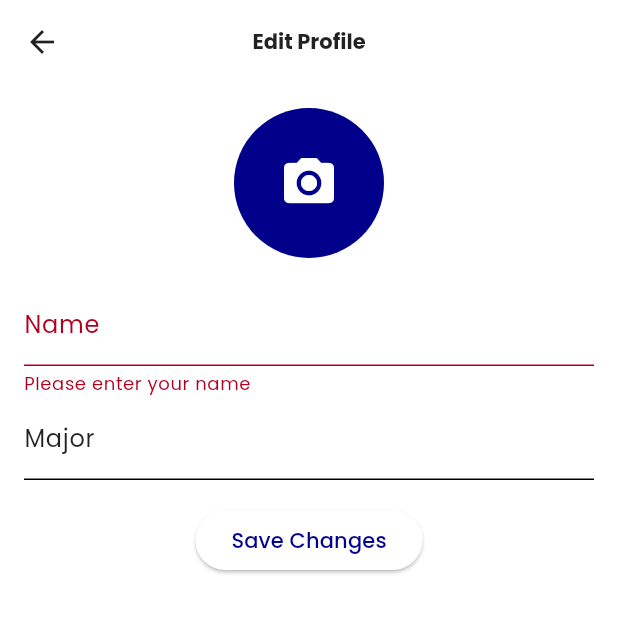
After one commit to hasanf732/final_project, a Flutter app: the EditProfilePage screen opened directly, after a tap on "Save Changes", on a phone screen of 412 x 824 dp, the top half of it. The commit adds this screen. Run offline on Flutter 3.47's test engine with Material 3 defaults, Android fonts, the phone set to English and light mode, and no system bars; our stand-ins replace cached_network_image, cloud_firestore, curved_navigation_bar, firebase_auth, firebase_core, firebase_storage and 13 more; missing offline and left inert: firebase_app_check, google_maps_cluster_manager_2, mobile_scanner; accounts and stored records are empty; network calls fail.

Commit message:
good version everything

```diff
--- /dev/null
+++ b/lib/Pages/edit_profile_page.dart
@@ -0,0 +1,115 @@
+import 'dart:io';
+import 'dart:typed_data';
+import 'package:final_project/services/database.dart';
+import 'package:firebase_auth/firebase_auth.dart';
+import 'package:flutter/material.dart';
+import 'package:image_picker/image_picker.dart';
+
+class EditProfilePage extends StatefulWidget {
+  const EditProfilePage({super.key});
+
+  @override
+  State<EditProfilePage> createState() => _EditProfilePageState();
+}
+
+class _EditProfilePageState extends State<EditProfilePage> {
+  final _formKey = GlobalKey<FormState>();
+  final _nameController = TextEditingController();
+  final _majorController = TextEditingController();
+  Uint8List? _imageBytes;
+  bool _isLoading = false;
+
+  @override
+  void initState() {
+    super.initState();
+    _loadUserData();
+  }
+
+  Future<void> _loadUserData() async {
+    final user = FirebaseAuth.instance.currentUser;
+    if (user != null) {
+      final userDoc = await DatabaseMethods().getUser(user.uid);
+      if (userDoc.exists) {
+        final data = userDoc.data() as Map<String, dynamic>;
+        _nameController.text = data['Name'] ?? '';
+        _majorController.text = data['Major'] ?? '';
+        setState(() {});
+      }
+    }
+  }
+
+  Future<void> _pickImage() async {
+    final pickedFile = await ImagePicker().pickImage(source: ImageSource.gallery);
+    if (pickedFile != null) {
+      final bytes = await pickedFile.readAsBytes();
+      setState(() {
+        _imageBytes = bytes;
+      });
+    }
+  }
+
+  @override
+  Widget build(BuildContext context) {
+    return Scaffold(
+      appBar: AppBar(
+        title: const Text('Edit Profile'),
+      ),
+      body: SingleChildScrollView(
+        padding: const EdgeInsets.all(16.0),
+        child: Form(
+          key: _formKey,
+          child: Column(
+            children: [
+              GestureDetector(
+                onTap: _pickImage,
+                child: CircleAvatar(
+                  radius: 50,
+                  backgroundImage: _imageBytes != null ? MemoryImage(_imageBytes!) : null,
+                  child: _imageBytes == null ? const Icon(Icons.camera_alt, size: 40) : null,
+                ),
+              ),
+              const SizedBox(height: 16),
+              TextFormField(
+                controller: _nameController,
+                decoration: const InputDecoration(labelText: 'Name'),
+                validator: (value) {
+                  if (value == null || value.isEmpty) {
+                    return 'Please enter your name';
+                  }
+                  return null;
+                },
+              ),
+              TextFormField(
+                controller: _majorController,
+                decoration: const InputDecoration(labelText: 'Major'),
+              ),
+              const SizedBox(height: 16),
+              ElevatedButton(
+                onPressed: _isLoading ? null : () async {
+                  if (_formKey.currentState!.validate()) {
+                    setState(() {
+                      _isLoading = true;
+                    });
+                    final user = FirebaseAuth.instance.currentUser;
+                    if (user != null) {
+                      final userData = {
+                        'Name': _nameController.text,
+                        'Major': _majorController.text,
+                      };
+                      await DatabaseMethods().updateUser(user.uid, userData);
+                    }
+                    setState(() {
+                      _isLoading = false;
+                    });
+                    Navigator.of(context).pop();
+                  }
+                },
+                child: _isLoading ? const CircularProgressIndicator() : const Text('Save Changes'),
+              ),
+            ],
+          ),
+        ),
+      ),
+    );
+  }
+}
--- a/lib/services/database.dart
+++ b/lib/services/database.dart
@@ -21,6 +21,10 @@ class DatabaseMethods {
 
   Future<void> updateEvent(String eventId, Map<String, dynamic> eventData) async {
     await _firestore.collection('News').doc(eventId).update(eventData);
+  }
+
+  Future<void> updateUser(String uid, Map<String, dynamic> userData) async {
+    await _firestore.collection('users').doc(uid).update(userData);
   }
 
   Future<void> addUserDetail(Map<String, dynamic> userinfoMap, String id) async {
--- a/pubspec.yaml
+++ b/pubspec.yaml
@@ -34,9 +34,11 @@ dependencies:
   nested: ^1.0.0
   provider: ^6.1.5+1
   random_string: ^2.3.1
+  share_plus: ^9.0.0
   shared_preferences: ^2.5.3
   url_launcher: ^6.3.2
   flutter_image_compress: ^2.3.0
+  permission_handler: ^11.3.1
 
 dev_dependencies:
   flutter_test:
```
Also changed, not shown: lib/Pages/detail_page.dart (+37 -15 lines), lib/Pages/home.dart (+120 -155 lines), lib/Pages/map_page.dart (+16 -7 lines), lib/Pages/notifications_page.dart (added, +17 -0 lines), lib/Pages/profile.dart (+15 -4 lines), pubspec.lock, 3 other files.
